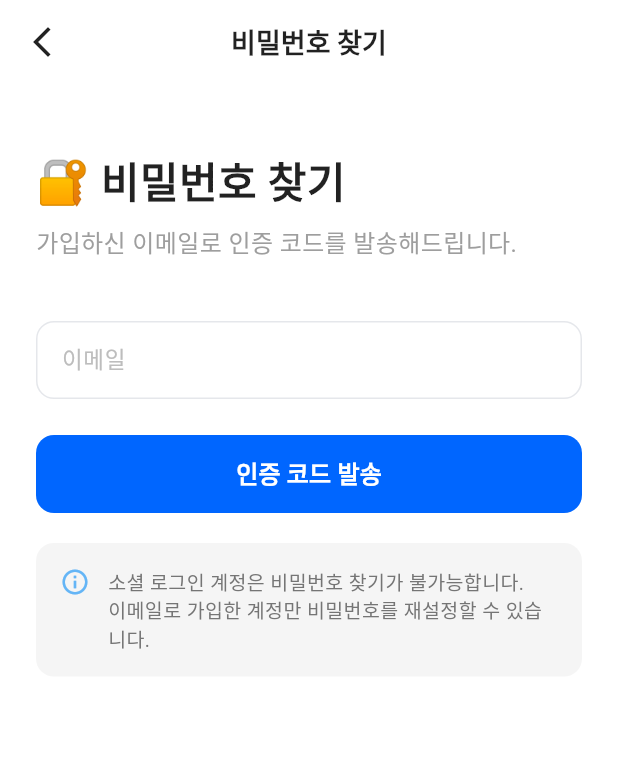
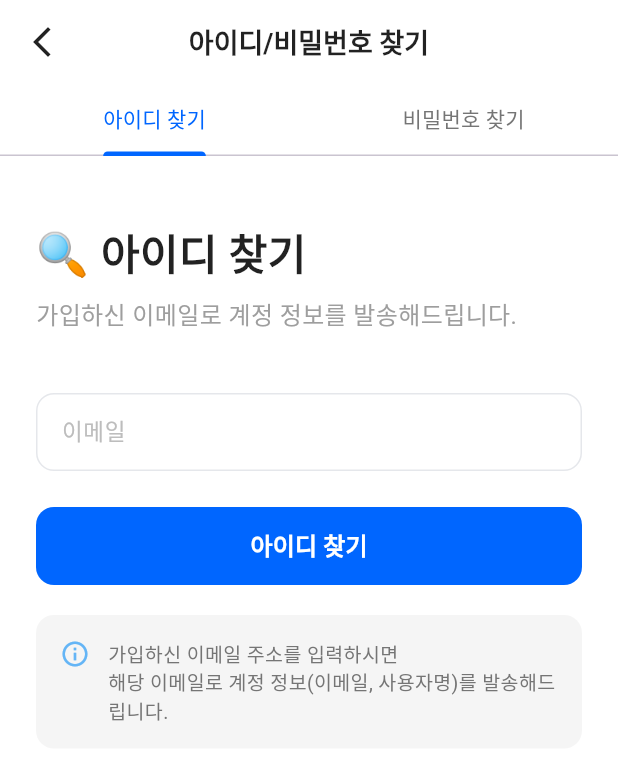
Before and after one commit to SamsungLionsV9/P_project, a Flutter app: the FindAccountPage screen opened directly, on a phone screen of 412 x 824 dp. Shown: the top 760 px of the screen. Run offline on Flutter 3.47's test engine with Material 3 defaults, Android fonts, the phone set to English and light mode, and no system bars; our stand-ins replace shared_preferences, webview_flutter; accounts and stored records are empty; network calls fail; Roboto replaces fonts that are missing (Pretendard); project files that could hold a hidden picture were left out.

Commit message:
feat: 아이디 찾기 기능 구현
백엔드:
- EmailVerificationService: sendFindIdEmail 메서드 추가
- UserService: findIdByEmail 메서드 추가
- UserController: POST /api/auth/find-id 엔드포인트 추가

프론트엔드:
- AuthService: findId 메서드 추가
- FindAccountPage: 탭 구조로 변경 (아이디 찾기/비밀번호 찾기)
- 아이디 찾기: 이메일 입력 시 계정 정보 이메일 발송
- UI/UX 개선: 탭으로 기능 분리

```diff
--- a/flutter_app/lib/find_account_page.dart
+++ b/flutter_app/lib/find_account_page.dart
@@ -9,9 +9,14 @@ class FindAccountPage extends StatefulWidget {
   State<FindAccountPage> createState() => _FindAccountPageState();
 }
 
-class _FindAccountPageState extends State<FindAccountPage> {
+class _FindAccountPageState extends State<FindAccountPage> with SingleTickerProviderStateMixin {
   final AuthService _authService = AuthService();
+  late TabController _tabController;
   final PageController _pageController = PageController();
+
+  // 아이디 찾기
+  final TextEditingController _findIdEmailController = TextEditingController();
+  bool _isLoadingFindId = false;
 
   // 비밀번호 찾기
   final TextEditingController _emailController = TextEditingController();
@@ -26,13 +31,46 @@ class _FindAccountPageState extends State<FindAccountPage> {
   bool _obscureConfirmPassword = true;
 
   @override
+  void initState() {
+    super.initState();
+    _tabController = TabController(length: 2, vsync: this);
+  }
+
+  @override
   void dispose() {
+    _tabController.dispose();
     _pageController.dispose();
+    _findIdEmailController.dispose();
     _emailController.dispose();
     _codeController.dispose();
     _newPasswordController.dispose();
     _confirmPasswordController.dispose();
     super.dispose();
+  }
+
+  /// 아이디 찾기
+  Future<void> _findId() async {
+    if (_findIdEmailController.text.isEmpty) {
+      _showMessage('이메일을 입력해주세요', isError: true);
+      return;
+    }
+
+    if (!_isValidEmail(_findIdEmailController.text)) {
+      _showMessage('올바른 이메일 형식이 아닙니다', isError: true);
+      return;
+    }
+
+    setState(() => _isLoadingFindId = true);
+
+    final result = await _authService.findId(_findIdEmailController.text.trim());
+
+    setState(() => _isLoadingFindId = false);
+
+    if (result['success'] == true) {
+      _showMessage('아이디 정보가 이메일로 발송되었습니다\n이메일을 확인해주세요');
+    } else {
+      _showMessage(result['message'] ?? '아이디 찾기 실패', isError: true);
+    }
   }
 
   /// 이메일 인증 코드 발송
@@ -142,7 +180,7 @@ class _FindAccountPageState extends State<FindAccountPage> {
           onPressed: () => Navigator.pop(context),
         ),
         title: Text(
-          '비밀번호 찾기',
+          '아이디/비밀번호 찾기',
           style: TextStyle(
             color: textColor,
             fontWeight: FontWeight.bold,
@@ -150,9 +188,140 @@ class _FindAccountPageState extends State<FindAccountPage> {
           ),
         ),
         centerTitle: true,
+        bottom: TabBar(
+          controller: _tabController,
+          labelColor: const Color(0xFF0066FF),
+          unselectedLabelColor: Colors.grey[600],
+          indicatorColor: const Color(0xFF0066FF),
+          tabs: const [
+            Tab(text: '아이디 찾기'),
+            Tab(text: '비밀번호 찾기'),
+          ],
         ),
-      body: SafeArea(
-        child: PageView(
+      ),
+      body: TabBarView(
+        controller: _tabController,
+        children: [
+          // 아이디 찾기
+          _buildFindIdTab(isDark, textColor),
+          // 비밀번호 찾기
+          _buildFindPasswordTab(isDark, textColor),
+        ],
+      ),
+    );
+  }
+
+  /// 아이디 찾기 탭
+  Widget _buildFindIdTab(bool isDark, Color textColor) {
+    return SingleChildScrollView(
+      padding: const EdgeInsets.all(24.0),
+      child: Column(
+        crossAxisAlignment: CrossAxisAlignment.start,
+        children: [
+          const SizedBox(height: 20),
+          Row(
+            children: [
+              const Text(
+                '🔍',
+                style: TextStyle(fontSize: 28),
+              ),
+              const SizedBox(width: 8),
+              Text(
+                '아이디 찾기',
+                style: TextStyle(
+                  fontSize: 28,
+                  fontWeight: FontWeight.bold,
+                  color: textColor,
+                ),
+              ),
+            ],
+          ),
+          const SizedBox(height: 8),
+          Text(
+            '가입하신 이메일로 계정 정보를 발송해드립니다.',
+            style: TextStyle(
+              fontSize: 16,
+              color: Colors.grey[500],
+            ),
+          ),
+          const SizedBox(height: 40),
+
+          // 이메일 입력
+          _buildTextField(
+            controller: _findIdEmailController,
+            hintText: "이메일",
+            keyboardType: TextInputType.emailAddress,
+            isDark: isDark,
+          ),
+          const SizedBox(height: 24),
+
+          // 아이디 찾기 버튼
+          SizedBox(
+            width: double.infinity,
+            height: 52,
+            child: ElevatedButton(
+              onPressed: _isLoadingFindId ? null : _findId,
+              style: ElevatedButton.styleFrom(
+                backgroundColor: const Color(0xFF0066FF),
+                shape: RoundedRectangleBorder(
+                  borderRadius: BorderRadius.circular(12),
+                ),
+                elevation: 0,
+              ),
+              child: _isLoadingFindId
+                  ? const SizedBox(
+                      width: 24,
+                      height: 24,
+                      child: CircularProgressIndicator(
+                        color: Colors.white,
+                        strokeWidth: 2,
+                      ),
+                    )
+                  : const Text(
+                      "아이디 찾기",
+                      style: TextStyle(
+                        fontSize: 16,
+                        fontWeight: FontWeight.bold,
+                        color: Colors.white,
+                      ),
+                    ),
+            ),
+          ),
+          const SizedBox(height: 20),
+
+          // 안내 문구
+          Container(
+            padding: const EdgeInsets.all(16),
+            decoration: BoxDecoration(
+              color: isDark ? const Color(0xFF2C2C2C) : Colors.grey[100],
+              borderRadius: BorderRadius.circular(12),
+            ),
+            child: Row(
+              crossAxisAlignment: CrossAxisAlignment.start,
+              children: [
+                Icon(Icons.info_outline, size: 20, color: Colors.blue[300]),
+                const SizedBox(width: 12),
+                Expanded(
+                  child: Text(
+                    '가입하신 이메일 주소를 입력하시면\n해당 이메일로 계정 정보(이메일, 사용자명)를 발송해드립니다.',
+                    style: TextStyle(
+                      fontSize: 13,
+                      color: Colors.grey[600],
+                      height: 1.4,
+                    ),
+                  ),
+                ),
+              ],
+            ),
+          ),
+        ],
+      ),
+    );
+  }
+
+  /// 비밀번호 찾기 탭
+  Widget _buildFindPasswordTab(bool isDark, Color textColor) {
+    return PageView(
       controller: _pageController,
       physics: const NeverScrollableScrollPhysics(), // 스와이프 비활성화
       children: [
@@ -161,8 +330,6 @@ class _FindAccountPageState extends State<FindAccountPage> {
         // 2단계: 인증 코드 확인 및 비밀번호 재설정
         _buildResetStep(isDark, textColor),
       ],
-        ),
-      ),
     );
   }
 
```
Also changed, not shown: flutter_app/lib/services/auth_service.dart (+20 -0 lines), 3 other files. Lines whose indentation alone changed are shown as unchanged.
